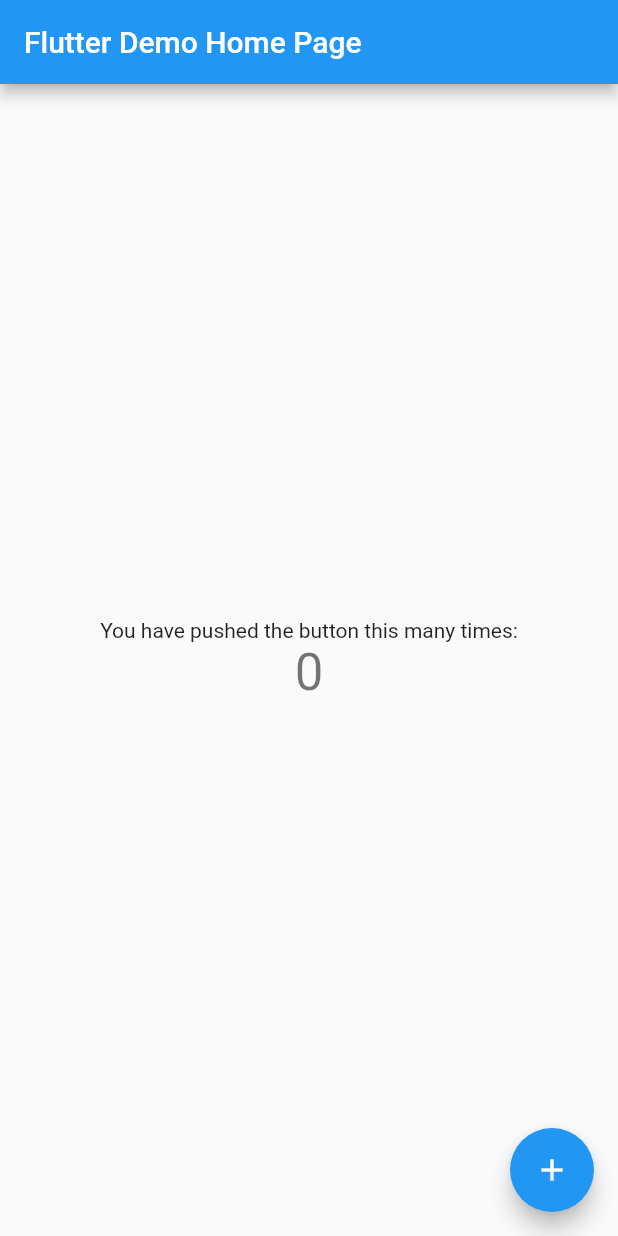
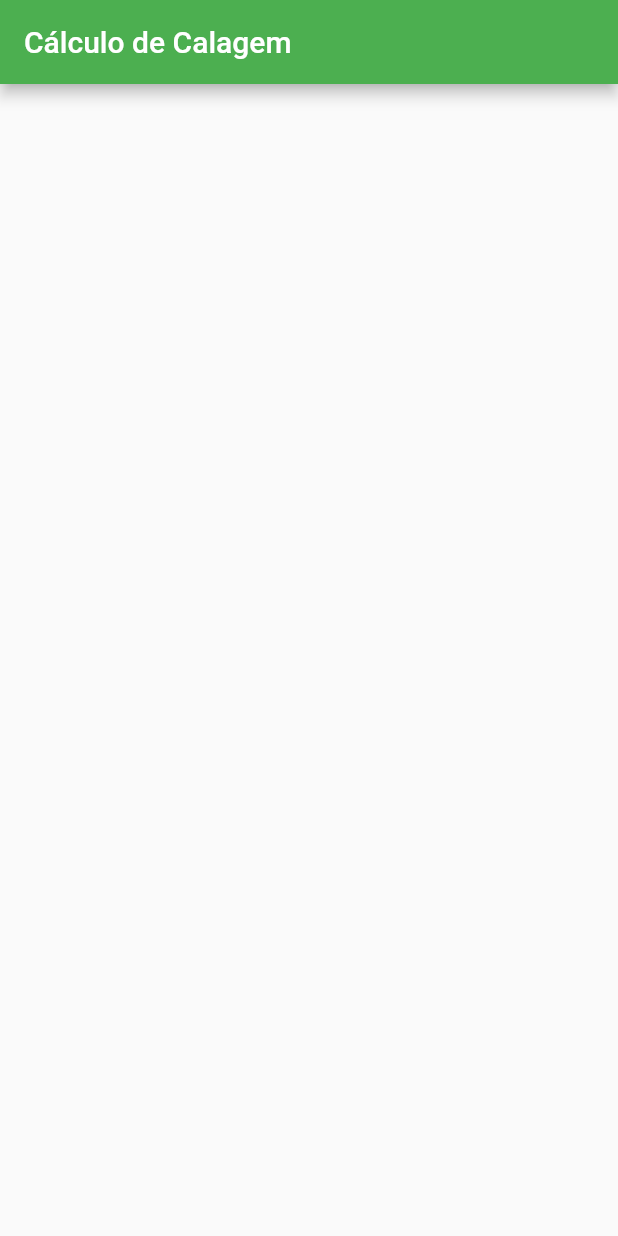
Before and after one commit to luisgs7/liming-calculation, a Flutter app: the screen it shows after launch, on a phone screen of 412 x 824 dp. Run offline on Flutter 3.47's test engine with Material 2 defaults, Android fonts, the phone set to English and light mode, and no system bars.

Commit message:
Definition of the initial structure of the project

```diff
--- a/lib/main.dart
+++ b/lib/main.dart
@@ -3,109 +3,28 @@ import 'package:flutter/material.dart';
 void main() => runApp(MyApp());
 
 class MyApp extends StatelessWidget {
-  // This widget is the root of your application.
   @override
   Widget build(BuildContext context) {
     return MaterialApp(
       title: 'Flutter Demo',
       theme: ThemeData(
-        // This is the theme of your application.
-        //
-        // Try running your application with "flutter run". You'll see the
-        // application has a blue toolbar. Then, without quitting the app, try
-        // changing the primarySwatch below to Colors.green and then invoke
-        // "hot reload" (press "r" in the console where you ran "flutter run",
-        // or simply save your changes to "hot reload" in a Flutter IDE).
-        // Notice that the counter didn't reset back to zero; the application
-        // is not restarted.
-        primarySwatch: Colors.blue,
+        primarySwatch: Colors.green,
       ),
-      home: MyHomePage(title: 'Flutter Demo Home Page'),
+      home: HomePage(),
+      debugShowCheckedModeBanner: false,
     );
   }
 }
 
-class MyHomePage extends StatefulWidget {
-  MyHomePage({Key key, this.title}) : super(key: key);
-
-  // This widget is the home page of your application. It is stateful, meaning
-  // that it has a State object (defined below) that contains fields that affect
-  // how it looks.
-
-  // This class is the configuration for the state. It holds the values (in this
-  // case the title) provided by the parent (in this case the App widget) and
-  // used by the build method of the State. Fields in a Widget subclass are
-  // always marked "final".
-
-  final String title;
-
-  @override
-  _MyHomePageState createState() => _MyHomePageState();
-}
-
-class _MyHomePageState extends State<MyHomePage> {
-  int _counter = 0;
-
-  void _incrementCounter() {
-    setState(() {
-      // This call to setState tells the Flutter framework that something has
-      // changed in this State, which causes it to rerun the build method below
-      // so that the display can reflect the updated values. If we changed
-      // _counter without calling setState(), then the build method would not be
-      // called again, and so nothing would appear to happen.
-      _counter++;
-    });
-  }
-
+class HomePage extends StatelessWidget {
   @override
   Widget build(BuildContext context) {
-    // This method is rerun every time setState is called, for instance as done
-    // by the _incrementCounter method above.
-    //
-    // The Flutter framework has been optimized to make rerunning build methods
-    // fast, so that you can just rebuild anything that needs updating rather
-    // than having to individually change instances of widgets.
     return Scaffold(
       appBar: AppBar(
-        // Here we take the value from the MyHomePage object that was created by
-        // the App.build method, and use it to set our appbar title.
-        title: Text(widget.title),
-      ),
-      body: Center(
-        // Center is a layout widget. It takes a single child and positions it
-        // in the middle of the parent.
-        child: Column(
-          // Column is also a layout widget. It takes a list of children and
-          // arranges them vertically. By default, it sizes itself to fit its
-          // children horizontally, and tries to be as tall as its parent.
-          //
-          // Invoke "debug painting" (press "p" in the console, choose the
-          // "Toggle Debug Paint" action from the Flutter Inspector in Android
-          // Studio, or the "Toggle Debug Paint" command in Visual Studio Code)
-          // to see the wireframe for each widget.
-          //
-          // Column has various properties to control how it sizes itself and
-          // how it positions its children. Here we use mainAxisAlignment to
-          // center the children vertically; the main axis here is the vertical
-          // axis because Columns are vertical (the cross axis would be
-          // horizontal).
-          mainAxisAlignment: MainAxisAlignment.center,
-          children: <Widget>[
-            Text(
-              'You have pushed the button this many times:',
-            ),
-            Text(
-              '$_counter',
-              style: Theme.of(context).textTheme.display1,
-            ),
-          ],
+        title: Text(
+          "Cálculo de Calagem",
         ),
       ),
-      floatingActionButton: FloatingActionButton(
-        onPressed: _incrementCounter,
-        tooltip: 'Increment',
-        child: Icon(Icons.add),
-      ), // This trailing comma makes auto-formatting nicer for build methods.
     );
   }
 }
```
Also changed, not shown: 1 other file.
